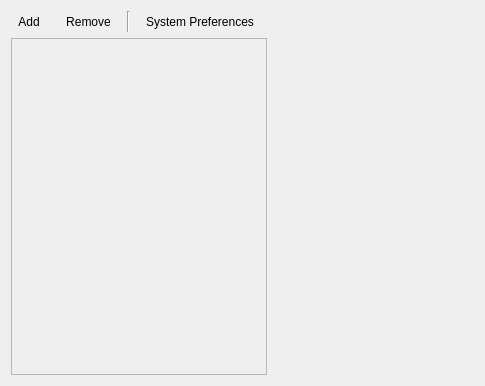
This is printer-manager-kcm/PrintKCM.ui in KDE/print-manager as Qt 5 draws it before an edit. The edited form follows.
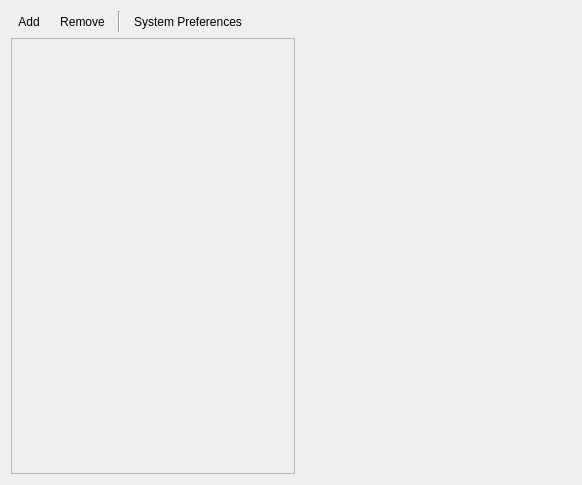
This is the edited form.

```diff
--- a/printer-manager-kcm/PrintKCM.ui
+++ b/printer-manager-kcm/PrintKCM.ui
@@ -6,11 +6,24 @@
    <rect>
     <x>0</x>
     <y>0</y>
-    <width>485</width>
-    <height>386</height>
+    <width>582</width>
+    <height>485</height>
    </rect>
   </property>
   <layout class="QGridLayout" name="gridLayout">
+   <item row="0" column="3">
+    <widget class="QToolButton" name="systemPreferencesTB">
+     <property name="text">
+      <string>System Preferences</string>
+     </property>
+     <property name="toolButtonStyle">
+      <enum>Qt::ToolButtonTextUnderIcon</enum>
+     </property>
+     <property name="autoRaise">
+      <bool>true</bool>
+     </property>
+    </widget>
+   </item>
    <item row="0" column="2">
     <widget class="Line" name="line">
      <property name="orientation">
@@ -18,19 +31,6 @@
      </property>
     </widget>
    </item>
-   <item row="0" column="0">
-    <widget class="QToolButton" name="addTB">
-     <property name="text">
-      <string>Add</string>
-     </property>
-     <property name="toolButtonStyle">
-      <enum>Qt::ToolButtonTextUnderIcon</enum>
-     </property>
-     <property name="autoRaise">
-      <bool>true</bool>
-     </property>
-    </widget>
-   </item>
    <item row="0" column="1">
     <widget class="QToolButton" name="removeTB">
      <property name="text">
@@ -44,38 +44,10 @@
      </property>
     </widget>
    </item>
-   <item row="1" column="0" colspan="4">
-    <widget class="QTreeView" name="printersTV">
-     <property name="enabled">
-      <bool>false</bool>
-     </property>
-     <property name="sizePolicy">
-      <sizepolicy hsizetype="Minimum" vsizetype="Expanding">
-       <horstretch>0</horstretch>
-       <verstretch>0</verstretch>
-      </sizepolicy>
-     </property>
-     <property name="showDropIndicator" stdset="0">
-      <bool>false</bool>
-     </property>
-     <property name="alternatingRowColors">
-      <bool>true</bool>
-     </property>
-     <property name="rootIsDecorated">
-      <bool>false</bool>
-     </property>
-     <property name="itemsExpandable">
-      <bool>false</bool>
-     </property>
-     <property name="expandsOnDoubleClick">
-      <bool>false</bool>
-     </property>
-    </widget>
-   </item>
-   <item row="0" column="3">
-    <widget class="QToolButton" name="systemPreferencesTB">
+   <item row="0" column="0">
+    <widget class="QToolButton" name="addTB">
      <property name="text">
-      <string>System Preferences</string>
+      <string>Add</string>
      </property>
      <property name="toolButtonStyle">
       <enum>Qt::ToolButtonTextUnderIcon</enum>
@@ -85,7 +57,7 @@
      </property>
     </widget>
    </item>
-   <item row="1" column="4" colspan="2">
+   <item row="1" column="5">
     <widget class="QScrollArea" name="scrollArea">
      <property name="frameShape">
       <enum>QFrame::NoFrame</enum>
@@ -98,13 +70,57 @@
        <rect>
         <x>0</x>
         <y>0</y>
-        <width>217</width>
-        <height>351</height>
+        <width>266</width>
+        <height>450</height>
        </rect>
       </property>
      </widget>
     </widget>
    </item>
+   <item row="0" column="4">
+    <spacer name="horizontalSpacer">
+     <property name="orientation">
+      <enum>Qt::Horizontal</enum>
+     </property>
+     <property name="sizeType">
+      <enum>QSizePolicy::Preferred</enum>
+     </property>
+     <property name="sizeHint" stdset="0">
+      <size>
+       <width>40</width>
+       <height>20</height>
+      </size>
+     </property>
+    </spacer>
+   </item>
+   <item row="1" column="0" colspan="5">
+    <widget class="QTreeView" name="printersTV">
+     <property name="enabled">
+      <bool>false</bool>
+     </property>
+     <property name="sizePolicy">
+      <sizepolicy hsizetype="Minimum" vsizetype="Expanding">
+       <horstretch>0</horstretch>
+       <verstretch>0</verstretch>
+      </sizepolicy>
+     </property>
+     <property name="showDropIndicator" stdset="0">
+      <bool>false</bool>
+     </property>
+     <property name="alternatingRowColors">
+      <bool>true</bool>
+     </property>
+     <property name="rootIsDecorated">
+      <bool>false</bool>
+     </property>
+     <property name="itemsExpandable">
+      <bool>false</bool>
+     </property>
+     <property name="expandsOnDoubleClick">
+      <bool>false</bool>
+     </property>
+    </widget>
+   </item>
   </layout>
  </widget>
  <resources/>
```
